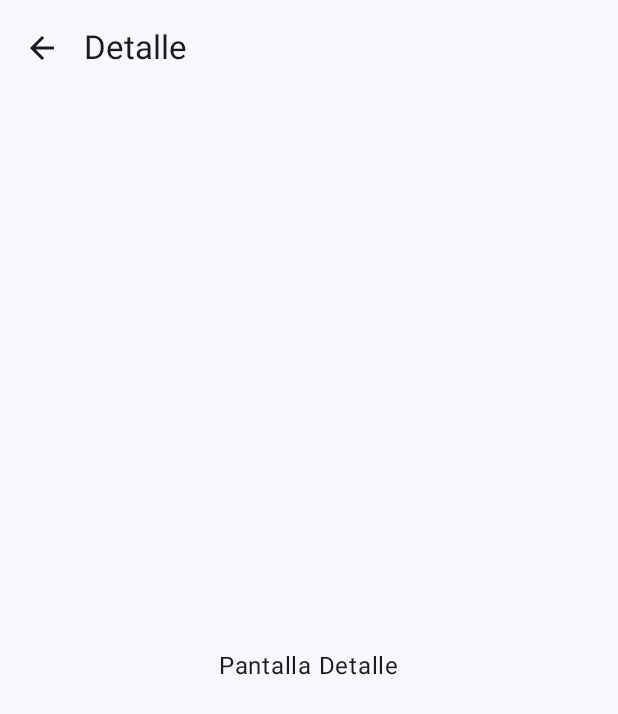
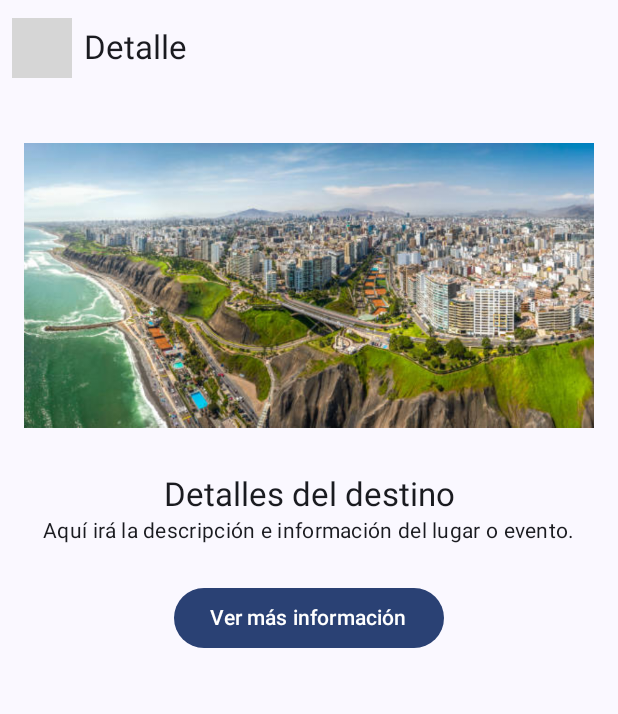
Before and after one commit to Evor00/TravelMarket, an Android app built with Jetpack Compose: the DetailScreen screen opened through its navigation route, on a phone screen of 412 x 824 dp. Shown: the top 714 px of the screen. Run offline under Robolectric (Android 15) with nearby library versions, the phone set to English and light mode, and no system bars; grey boxes are pictures that could not be loaded.

Commit message:
Día 3: Desarrollo de interfaz (UI)

```diff
--- a/TravelMarket_proyecto/app/src/main/java/com/miempresa/travelmarket/model/Destino.kt
+++ b/TravelMarket_proyecto/app/src/main/java/com/miempresa/travelmarket/model/Destino.kt
@@ -1 +1,10 @@
 package com.miempresa.travelmarket.model
+
+import androidx.compose.ui.graphics.Color
+
+data class Destino(
+    val nombre: String,
+    val imageRes: Int,
+    val color: Color,
+    val route: String
+)
--- a/TravelMarket_proyecto/app/src/main/java/com/miempresa/travelmarket/navigation/AppNavigation.kt
+++ b/TravelMarket_proyecto/app/src/main/java/com/miempresa/travelmarket/navigation/AppNavigation.kt
@@ -7,7 +7,7 @@ import androidx.navigation.compose.composable
 import androidx.navigation.compose.rememberNavController
 import com.miempresa.travelmarket.ui.home.HomeScreen
 import com.miempresa.travelmarket.ui.detalle.DetailScreen
-import com.miempresa.travelmarket.ui.perfil.ProfileScreen
+import com.miempresa.travelmarket.ui.favoritos.FavoriteScreen
 
 @Composable
 fun AppNavigation() {
@@ -19,6 +19,6 @@ fun AppNavigation() {
     ) {
         composable("home") { HomeScreen(navController) }
         composable("detalle") { DetailScreen(navController) }
-        composable("perfil") { ProfileScreen(navController) }
+        composable("foviritos") { FavoriteScreen(navController) }
     }
 }
--- a/TravelMarket_proyecto/app/src/main/java/com/miempresa/travelmarket/ui/detalle/DetailScreen.kt
+++ b/TravelMarket_proyecto/app/src/main/java/com/miempresa/travelmarket/ui/detalle/DetailScreen.kt
@@ -1,36 +1,52 @@
 package com.miempresa.travelmarket.ui.detalle
 
+import androidx.compose.foundation.Image
 import androidx.compose.foundation.layout.*
-import androidx.compose.material.icons.Icons
-import androidx.compose.material.icons.filled.ArrowBack
 import androidx.compose.material3.*
 import androidx.compose.runtime.Composable
+import androidx.compose.ui.Alignment
 import androidx.compose.ui.Modifier
-import androidx.compose.ui.Alignment
-import androidx.navigation.NavController
+import androidx.compose.ui.res.painterResource
+import androidx.compose.ui.unit.dp
+import androidx.navigation.NavHostController
+import com.miempresa.travelmarket.R
 
 @OptIn(ExperimentalMaterial3Api::class)
 @Composable
-fun DetailScreen(navController: NavController) {
+fun DetailScreen(navController: NavHostController) {
     Scaffold(
         topBar = {
             TopAppBar(
                 title = { Text("Detalle") },
                 navigationIcon = {
                     IconButton(onClick = { navController.popBackStack() }) {
-                        Icon(Icons.Default.ArrowBack, contentDescription = "Volver")
+                        Icon(painterResource(id = R.drawable.ic_back), contentDescription = null)
                     }
                 }
             )
         }
     ) { padding ->
-        Box(
+        Column(
             modifier = Modifier
                 .fillMaxSize()
-                .padding(padding),
-            contentAlignment = Alignment.Center
+                .padding(padding)
+                .padding(16.dp),
+            horizontalAlignment = Alignment.CenterHorizontally
         ) {
-            Text("Pantalla Detalle")
+            Image(
+                painter = painterResource(id = R.drawable.lugares),
+                contentDescription = "Lugar",
+                modifier = Modifier
+                    .fillMaxWidth()
+                    .height(220.dp)
+            )
+            Spacer(Modifier.height(16.dp))
+            Text("Detalles del destino", style = MaterialTheme.typography.titleLarge)
+            Text("Aquí irá la descripción e información del lugar o evento.", style = MaterialTheme.typography.bodyMedium)
+            Spacer(Modifier.height(24.dp))
+            Button(onClick = { /* acción */ }) {
+                Text("Ver más información")
+            }
         }
     }
 }
--- a/TravelMarket_proyecto/app/src/main/java/com/miempresa/travelmarket/ui/perfil/ProfileScreen.kt
+++ b/TravelMarket_proyecto/app/src/main/java/com/miempresa/travelmarket/ui/favoritos/FavoriteScreen.kt
@@ -1,4 +1,4 @@
-package com.miempresa.travelmarket.ui.perfil
+package com.miempresa.travelmarket.ui.favoritos
 
 import androidx.compose.foundation.layout.*
 import androidx.compose.material3.*
@@ -9,10 +9,10 @@ import androidx.navigation.NavController
 
 @OptIn(ExperimentalMaterial3Api::class)
 @Composable
-fun ProfileScreen(navController: NavController) {
+fun FavoriteScreen(navController: NavController) {
     Scaffold(
         topBar = {
-            TopAppBar(title = { Text("Perfil") })
+            TopAppBar(title = { Text("Favoritos") })
         }
     ) { padding ->
         Box(
@@ -21,7 +21,7 @@ fun ProfileScreen(navController: NavController) {
                 .padding(padding),
             contentAlignment = Alignment.Center
         ) {
-            Text("Pantalla Perfil")
+            Text("Mis Favoritos")
         }
     }
 }
--- a/TravelMarket_proyecto/app/src/main/java/com/miempresa/travelmarket/ui/home/HomeScreen.kt
+++ b/TravelMarket_proyecto/app/src/main/java/com/miempresa/travelmarket/ui/home/HomeScreen.kt
@@ -1,28 +1,110 @@
 package com.miempresa.travelmarket.ui.home
 
+import androidx.compose.foundation.Image
+import androidx.compose.foundation.background
+import androidx.compose.foundation.clickable
 import androidx.compose.foundation.layout.*
+import androidx.compose.foundation.lazy.grid.GridCells
+import androidx.compose.foundation.lazy.grid.LazyVerticalGrid
+import androidx.compose.foundation.lazy.grid.items
+import androidx.compose.foundation.shape.RoundedCornerShape
 import androidx.compose.material3.*
 import androidx.compose.runtime.Composable
+import androidx.compose.ui.Alignment
 import androidx.compose.ui.Modifier
-import androidx.compose.ui.Alignment
-import androidx.navigation.NavController
+import androidx.compose.ui.draw.clip
+import androidx.compose.ui.graphics.Color
+import androidx.compose.ui.layout.ContentScale
+import androidx.compose.ui.res.painterResource
+import androidx.compose.ui.text.font.FontWeight
+import androidx.compose.ui.unit.dp
+import androidx.navigation.NavHostController
+import com.miempresa.travelmarket.R
+import com.miempresa.travelmarket.model.Destino
 
 @OptIn(ExperimentalMaterial3Api::class)
 @Composable
-fun HomeScreen(navController: NavController) {
+fun HomeScreen(navController: NavHostController) {
+    val destinos = listOf(
+        Destino("Lugares", R.drawable.lugares, Color(0xFFE53935), "detalle"),
+        Destino("Eventos", R.drawable.eventos, Color(0xFF1E88E5), "detalle"),
+        Destino("Gastronomía", R.drawable.gastronomia, Color(0xFFFDD835), "detalle"),
+        Destino("Transporte", R.drawable.transporte, Color(0xFF43A047), "detalle")
+    )
+
     Scaffold(
         topBar = {
-            TopAppBar(title = { Text("TravelMarket") })
+            TopAppBar(
+                title = {
+                    Column {
+                        Text("TravelMarket", style = MaterialTheme.typography.titleLarge, fontWeight = FontWeight.Bold)
+                        Text("Juegos Panamericanos 2025", style = MaterialTheme.typography.labelSmall)
+                    }
+                },
+                colors = TopAppBarDefaults.topAppBarColors(containerColor = Color.White)
+            )
+        },
+        bottomBar = {
+            NavigationBar {
+                NavigationBarItem(
+                    selected = true,
+                    onClick = {},
+                    icon = { Icon(painterResource(id = R.drawable.ic_home), contentDescription = null) },
+                    label = { Text("Inicio") }
+                )
+                NavigationBarItem(
+                    selected = false,
+                    onClick = { navController.navigate("perfil") },
+                    icon = { Icon(painterResource(id = R.drawable.ic_favorite), contentDescription = null) },
+                    label = { Text("Favoritos") }
+                )
+            }
         }
     ) { padding ->
-        Box(
-            modifier = Modifier
-                .fillMaxSize()
-                .padding(padding),
-            contentAlignment = Alignment.Center
-        ) {
-            Button(onClick = { navController.navigate("detalle") }) {
-                Text("Ir a Detalle")
+        Column(modifier = Modifier.padding(padding)) {
+            Text(
+                text = "Explora",
+                style = MaterialTheme.typography.titleMedium,
+                modifier = Modifier.padding(16.dp)
+            )
+
+            LazyVerticalGrid(
+                columns = GridCells.Fixed(2),
+                contentPadding = PaddingValues(12.dp),
+                verticalArrangement = Arrangement.spacedBy(12.dp),
+                horizontalArrangement = Arrangement.spacedBy(12.dp)
+            ) {
+                items(destinos) { destino ->
+                    Card(
+                        modifier = Modifier
+                            .fillMaxWidth()
+                            .aspectRatio(1f)
+                            .clickable { navController.navigate(destino.route) },
+                        colors = CardDefaults.cardColors(containerColor = destino.color),
+                        shape = RoundedCornerShape(16.dp)
+                    ) {
+                        Box(
+                            modifier = Modifier.fillMaxSize(),
+                            contentAlignment = Alignment.Center
+                        ) {
+                            Image(
+                                painter = painterResource(id = destino.imageRes),
+                                contentDescription = destino.nombre,
+                                contentScale = ContentScale.Crop,
+                                modifier = Modifier
+                                    .fillMaxSize()
+                                    .clip(RoundedCornerShape(16.dp))
+                                    .background(destino.color.copy(alpha = 0.2f))
+                            )
+                            Text(
+                                text = destino.nombre,
+                                color = Color.White,
+                                style = MaterialTheme.typography.titleMedium,
+                                fontWeight = FontWeight.Bold
+                            )
+                        }
+                    }
+                }
             }
         }
     }
--- a/TravelMarket_proyecto/app/src/main/java/com/miempresa/travelmarket/ui/theme/Color.kt
+++ b/TravelMarket_proyecto/app/src/main/java/com/miempresa/travelmarket/ui/theme/Color.kt
@@ -9,3 +9,8 @@ val Pink80 = Color(0xFFEFB8C8)
 val Purple40 = Color(0xFF6650a4)
 val PurpleGrey40 = Color(0xFF625b71)
 val Pink40 = Color(0xFF7D5260)
+
+val RedPrimary = Color(0xFFE53935)
+val BluePrimary = Color(0xFF1E88E5)
+val YellowPrimary = Color(0xFFFDD835)
+val GreenPrimary = Color(0xFF43A047)
```
Also changed, not shown: TravelMarket_proyecto/app/src/main/res/drawable/eventos.png (added), TravelMarket_proyecto/app/src/main/res/drawable/lugares.png (added), TravelMarket_proyecto/app/src/main/res/drawable/transporte.png (added), 1 other file.
